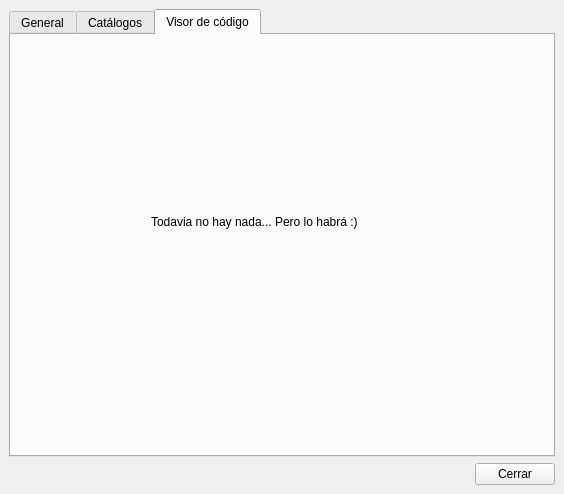
emilianox/Fragmentos, file gui/wOpciones.ui: the form before one commit.
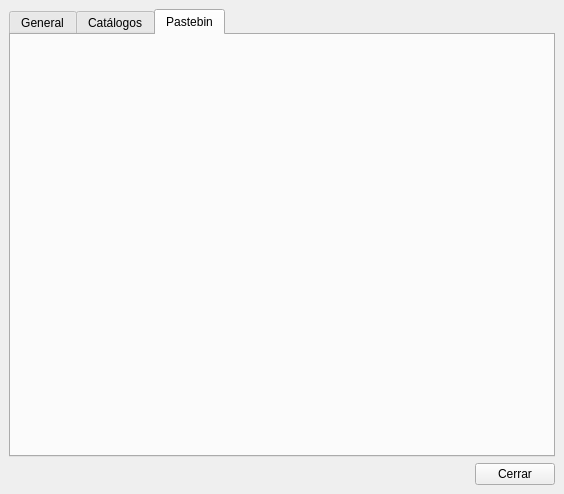
The form after the commit. The open tabs and pages were chosen to show the change. Icons and pictures are not drawn.

What changed in the file:
```diff
--- a/gui/wOpciones.ui
+++ b/gui/wOpciones.ui
@@ -428,50 +428,8 @@
       </widget>
       <widget class="QWidget" name="tab_3">
        <attribute name="title">
-        <string>Visor de código</string>
+        <string>Pastebin</string>
        </attribute>
-       <widget class="QLabel" name="label_11">
-        <property name="geometry">
-         <rect>
-          <x>140</x>
-          <y>170</y>
-          <width>301</width>
-          <height>33</height>
-         </rect>
-        </property>
-        <property name="font">
-         <font>
-          <weight>50</weight>
-          <bold>false</bold>
-          <stylestrategy>PreferDefault</stylestrategy>
-          <kerning>true</kerning>
-         </font>
-        </property>
-        <property name="mouseTracking">
-         <bool>true</bool>
-        </property>
-        <property name="contextMenuPolicy">
-         <enum>Qt::ActionsContextMenu</enum>
-        </property>
-        <property name="acceptDrops">
-         <bool>false</bool>
-        </property>
-        <property name="toolTip">
-         <string notr="true"/>
-        </property>
-        <property name="text">
-         <string>Todavia no hay nada... Pero lo habrá :)</string>
-        </property>
-        <property name="textFormat">
-         <enum>Qt::AutoText</enum>
-        </property>
-        <property name="alignment">
-         <set>Qt::AlignLeading|Qt::AlignLeft|Qt::AlignVCenter</set>
-        </property>
-        <property name="wordWrap">
-         <bool>true</bool>
-        </property>
-       </widget>
       </widget>
      </widget>
     </item>
```
Left out of the diff: 13 changed lines with no effect on the pictures.
